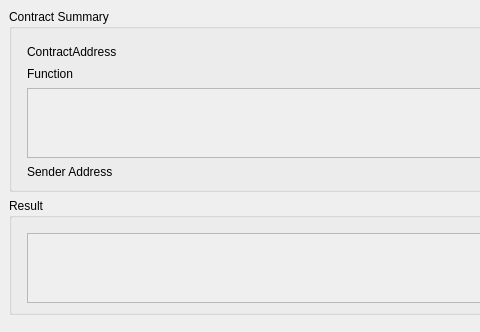
The window that src/qt/forms/contractresult.ui (Hydra-Chain/node) describes before a commit, drawn with Qt 5; both pictures show x 0 to 480 and y 0 to 332 of the 941 by 503 pixel window.
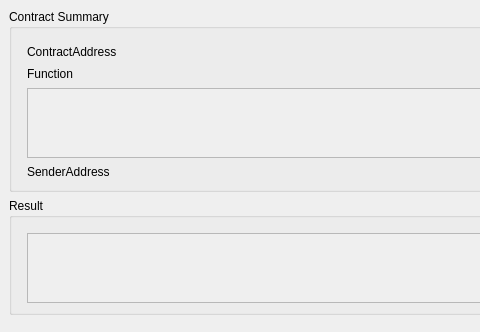
The same window after the commit.

```diff
--- a/src/qt/forms/contractresult.ui
+++ b/src/qt/forms/contractresult.ui
@@ -348,7 +348,7 @@
           </size>
          </property>
          <property name="text">
-          <string>Sender Address</string>
+          <string>SenderAddress</string>
          </property>
         </widget>
        </item>
```
Left out of the diff: 2 changed lines with no effect on the pictures.
